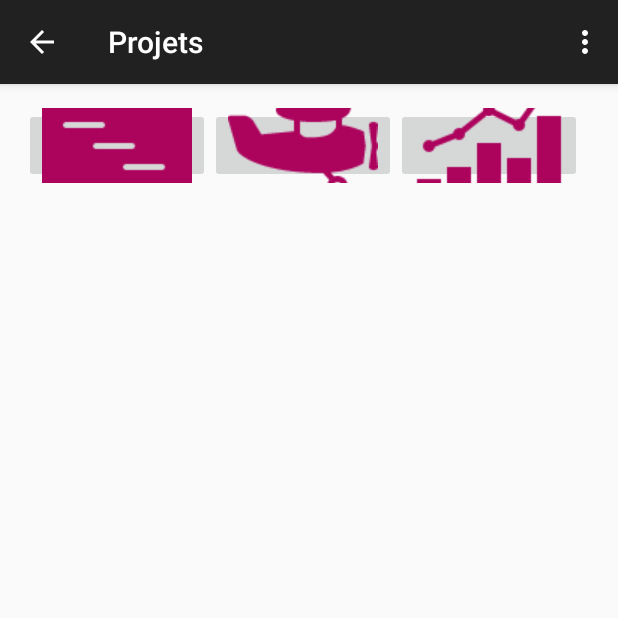
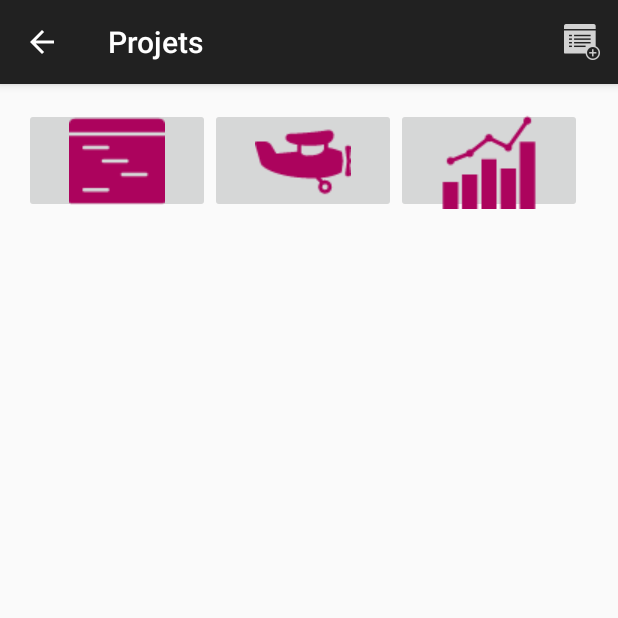
Before and after one commit to tatawi/MIT, an Android app: the A_projets screen opened directly, with no data from a screen before it, on a phone screen of 412 x 824 dp, the top half of it. Run offline under Robolectric (Android 15) with nearby library versions, the phone set to English and light mode, and no system bars.

Commit message:
go sur projets

```diff
--- a/app/src/main/java/com/mit/mit/A_projets.java
+++ b/app/src/main/java/com/mit/mit/A_projets.java
@@ -1,27 +1,118 @@
 package com.mit.mit;
 
+import android.content.Intent;
 import android.support.v7.app.AppCompatActivity;
 import android.os.Bundle;
 import android.view.Menu;
 import android.view.MenuItem;
+import android.view.View;
+import android.widget.ArrayAdapter;
+import android.widget.ImageButton;
+import android.widget.ListView;
+
+import java.util.List;
 
 public class A_projets extends MainActivity {
+
+    //objets de la page
+    private ListView lv_listeAffichage;
+    private ImageButton btn_enPreparation;
+    private ImageButton btn_projEnCours;
+    private ImageButton btn_projFinis;
+
+    //variables
+    private List<C_Projet> list_projEnPreparation;
+    private List<C_Projet> list_projEnCours;
+    private List<C_Projet> list_projFinis;
+    private String[] tab_listViewElements= {" "};
+
 
     @Override
     protected void onCreate(Bundle savedInstanceState) {
         super.onCreate(savedInstanceState);
+
+
+
+        //initialiser objets de la page
         setContentView(R.layout.activity_a_projets);
+        lv_listeAffichage = (ListView)findViewById(R.id.projets_listViw);
+        btn_enPreparation = (ImageButton)findViewById(R.id.projets_ibtn_enPreparation);
+        btn_projEnCours = (ImageButton)findViewById(R.id.projets_ibtn_enCours);
+        btn_projFinis = (ImageButton)findViewById(R.id.projets_ibtn_finis);
+
+        //listeners
+        btn_enPreparation.setOnClickListener(onPreparationProjets);
+        btn_projEnCours.setOnClickListener(onEnCoursProjets);
+        btn_projFinis.setOnClickListener(onTerminesProjets);
+
     }
 
 
 
 
+private void majAdapter()
+{
+    lv_listeAffichage.setAdapter(new ArrayAdapter<String>(this, android.R.layout.simple_list_item_1, tab_listViewElements));
+}
+
+private void viderTableau()
+{
+    for(String str:tab_listViewElements)
+    {
+        str=null;
+    }
+
+}
+
+
+//---------------------------------------------------------------------------------------
+//	LISTENERS
+//---------------------------------------------------------------------------------------
+
+    //click projets en préparation
+    View.OnClickListener onPreparationProjets = new View.OnClickListener() {
+        public void onClick(View v) {
+            int i=0;
+            viderTableau();
+            list_projEnPreparation=daoProjet.getProjets();
 
 
 
+            for(C_Projet p:list_projEnPreparation)
+            {
+                //if(p.xx=="preparation"){
+                tab_listViewElements[i]=p.nom;
+                i++;
+            }
+            if (tab_listViewElements[0]==null)
+            {
+                tab_listViewElements[0]="Pas de projets";
+            }
 
+            majAdapter();
 
+        }
+    };
 
+    //click projets en cours
+    View.OnClickListener onEnCoursProjets = new View.OnClickListener() {
+        public void onClick(View v) {
+            tab_listViewElements=null;
+            tab_listViewElements[0]="Pas de projets";
+            majAdapter();
+
+        }
+    };
+
+    //click projets terminés
+    View.OnClickListener onTerminesProjets = new View.OnClickListener() {
+        public void onClick(View v) {
+            tab_listViewElements=null;
+            tab_listViewElements[0]="Pas de projets";
+            majAdapter();
+
+        }
+    };
 
 
 
@@ -49,9 +140,13 @@ public class A_projets extends MainActivity {
         // as you specify a parent activity in AndroidManifest.xml.
         int id = item.getItemId();
 
-        //noinspection SimplifiableIfStatement
-        if (id == R.id.action_settings) {
-            return true;
+        //CREATE A NEW PROJECT
+        if (id == R.id.project_new) {
+
+
+
+
+
         }
 
         return super.onOptionsItemSelected(item);
--- a/app/src/main/java/com/mit/mit/C_Message.java
+++ b/app/src/main/java/com/mit/mit/C_Message.java
@@ -36,12 +36,11 @@ public class C_Message {
 
     /**
      *Application builder - create a new message
-     *@param id				Message's Id
      *@param heure			Message's time
      *@param message			Message's body
      *@param emetteur		User who has send the message
      */
-    public C_Message( String id, Date heure, String message, C_Participant emetteur)
+    public C_Message( Date heure, String message, C_Participant emetteur)
     {
         super();
         Date today = new Date();
--- a/app/src/main/res/layout/activity_a_gestion_participants.xml
+++ b/app/src/main/res/layout/activity_a_gestion_participants.xml
@@ -9,7 +9,7 @@
     <ListView
         android:layout_width="wrap_content"
         android:layout_height="wrap_content"
-        android:id="@+id/listView"
+        android:id="@+id/gestionPart_listView"
         android:layout_alignParentTop="true"
         android:layout_centerHorizontal="true" />
 </RelativeLayout>
--- a/app/src/main/res/layout/activity_a_projets.xml
+++ b/app/src/main/res/layout/activity_a_projets.xml
@@ -7,44 +7,62 @@
 
 
     <LinearLayout
-        android:orientation="vertical"
-        android:layout_width="match_parent"
-        android:layout_height="50dp"
+        android:orientation="horizontal"
+        android:layout_width="fill_parent"
+        android:layout_height="70dp"
         android:layout_alignParentTop="true"
-        android:layout_centerHorizontal="true">
+        android:layout_alignParentLeft="true"
+        android:layout_alignParentStart="true"
+        android:id="@+id/linearLayout">
 
 
-        <TableRow
-            android:layout_width="fill_parent"
-            android:layout_height="fill_parent"
-
-
-
-            >
-
         <ImageButton
-                android:id="@+id/imageButton"
+            android:id="@+id/projets_ibtn_enPreparation"
             android:src="@drawable/ic_project_prepare"
             android:layout_width="wrap_content"
             android:layout_height="wrap_content"
-
-                 />
+            android:paddingLeft="30dp"
+            android:paddingRight="30dp"/>
 
 
 
         <ImageButton
-                android:id="@+id/imageButton2"
+            android:id="@+id/projets_ibtn_enCours"
             android:src="@drawable/ic_project_current"
             android:layout_width="wrap_content"
             android:layout_height="wrap_content"
-/>
+            android:paddingLeft="30dp"
+            android:paddingRight="30dp"/>
 
 
         <ImageButton
-                android:id="@+id/imageButton3"
+            android:id="@+id/projets_ibtn_finis"
             android:src="@drawable/ic_project_ended"
             android:layout_width="wrap_content"
-                android:layout_height="wrap_content" />
-        </TableRow>
+            android:layout_height="wrap_content"
+            android:paddingLeft="30dp"
+            android:paddingRight="30dp"/>
+
+
+
+
+
+
     </LinearLayout>
+
+    <LinearLayout
+        android:orientation="horizontal"
+        android:layout_width="fill_parent"
+        android:layout_height="fill_parent"
+        android:layout_alignParentLeft="true"
+        android:layout_alignParentStart="true"
+        android:layout_below="@+id/linearLayout">
+
+        <ListView
+            android:layout_width="wrap_content"
+            android:layout_height="wrap_content"
+            android:id="@+id/projets_listViw"
+            android:layout_weight="1" />
+    </LinearLayout>
+
 </RelativeLayout>
--- a/app/src/main/res/menu/menu_a_gestion_participants.xml
+++ b/app/src/main/res/menu/menu_a_gestion_participants.xml
@@ -2,6 +2,6 @@
     xmlns:app="http://schemas.android.com/apk/res-auto"
     xmlns:tools="http://schemas.android.com/tools"
     tools:context="com.mit.mit.A_gestionParticipants">
-    <item android:id="@+id/action_settings" android:title="@string/action_settings"
-        android:orderInCategory="100" app:showAsAction="never" />
+
+
 </menu>
--- a/app/src/main/res/menu/menu_a_projets.xml
+++ b/app/src/main/res/menu/menu_a_projets.xml
@@ -1,6 +1,13 @@
 <menu xmlns:android="http://schemas.android.com/apk/res/android"
     xmlns:app="http://schemas.android.com/apk/res-auto"
     xmlns:tools="http://schemas.android.com/tools" tools:context="com.mit.mit.A_projets">
-    <item android:id="@+id/action_settings" android:title="@string/action_settings"
-        android:orderInCategory="100" app:showAsAction="never" />
+
+
+    <item
+        android:id="@+id/project_new"
+        android:icon="@drawable/ic_action_addproject"
+        app:showAsAction="always"
+        android:title="New project"/>
+
+
 </menu>
```
Also changed, not shown: app/src/main/java/com/mit/mit/A_gestionParticipants.java (+10 -1 lines), app/src/main/java/com/mit/mit/MainActivity.java (+22 -0 lines), app/src/main/res/drawable-hdpi/ic_action_addproject.png (added), app/src/main/res/drawable-mdpi/ic_action_addproject.png (added), app/src/main/res/drawable-xhdpi/ic_action_addproject.png (added), app/src/main/res/drawable-xxhdpi/ic_action_addproject.png (added), app/src/main/res/drawable/ic_project_current.png, app/src/main/res/drawable/ic_project_ended.png, app/src/main/res/drawable/ic_project_prepare.png, 1 other file. Lines whose indentation alone changed are shown as unchanged.
